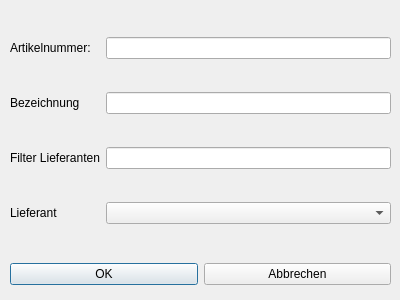
The window that dialog_artikel.ui (15831944/CBrain) describes before a commit, drawn with Qt 5.
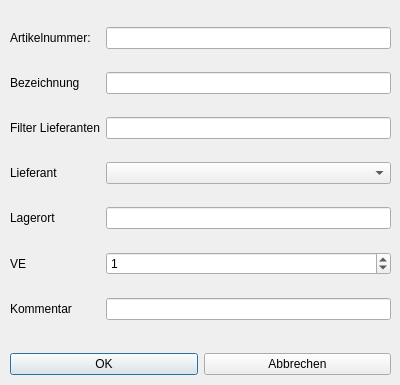
The same window after the commit.

What changed in the file:
```diff
--- a/dialog_artikel.ui
+++ b/dialog_artikel.ui
@@ -7,7 +7,7 @@
     <x>0</x>
     <y>0</y>
     <width>400</width>
-    <height>300</height>
+    <height>385</height>
    </rect>
   </property>
   <property name="windowTitle">
@@ -22,7 +22,7 @@
      <x>10</x>
      <y>10</y>
      <width>381</width>
-     <height>241</height>
+     <height>331</height>
     </rect>
    </property>
    <layout class="QGridLayout" name="gridLayout">
@@ -66,13 +66,50 @@
       </property>
      </widget>
     </item>
+    <item row="4" column="0">
+     <widget class="QLabel" name="label_lagerort">
+      <property name="text">
+       <string>Lagerort</string>
+      </property>
+     </widget>
+    </item>
+    <item row="5" column="0">
+     <widget class="QLabel" name="label_ve">
+      <property name="text">
+       <string>VE</string>
+      </property>
+     </widget>
+    </item>
+    <item row="6" column="0">
+     <widget class="QLabel" name="label_komment">
+      <property name="text">
+       <string>Kommentar</string>
+      </property>
+     </widget>
+    </item>
+    <item row="4" column="1">
+     <widget class="QLineEdit" name="lineEdit_lagerort"/>
+    </item>
+    <item row="6" column="1">
+     <widget class="QLineEdit" name="lineEdit_komment"/>
+    </item>
+    <item row="5" column="1">
+     <widget class="QSpinBox" name="spinBox_ve">
+      <property name="maximum">
+       <number>9999</number>
+      </property>
+      <property name="value">
+       <number>1</number>
+      </property>
+     </widget>
+    </item>
    </layout>
   </widget>
   <widget class="QWidget" name="layoutWidget">
    <property name="geometry">
     <rect>
      <x>10</x>
-     <y>260</y>
+     <y>350</y>
      <width>381</width>
      <height>29</height>
     </rect>
```
Left out of the diff: 9 changed lines with no effect on the pictures.
